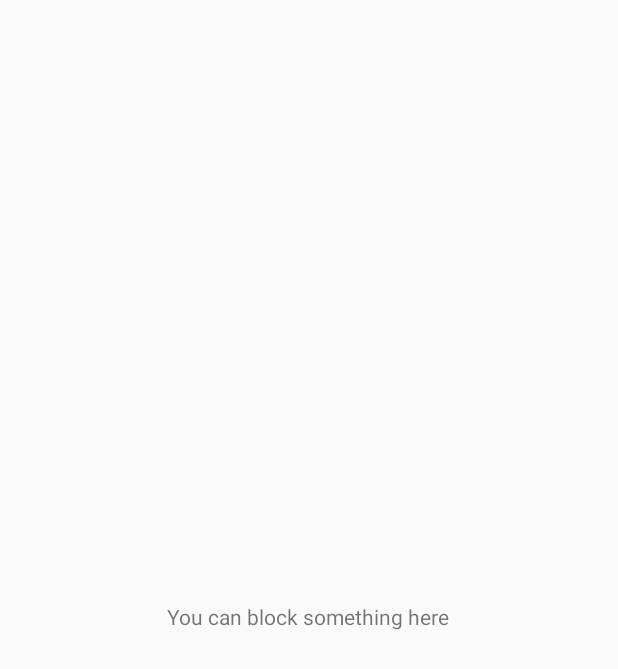
After one commit to NamDoTri/WastelessApp, an Android app: the layout block_fragment.xml on its own in the app's theme, with its tools: preview values and no code run, on a phone screen of 412 x 824 dp. The commit adds this screen. Shown: the top 669 px of the screen. Run offline under Robolectric (Android 15) with nearby library versions, the phone set to English and light mode, and no system bars.

Commit message:
Added all fragments for settings

```diff
--- /dev/null
+++ b/app/src/main/res/layout/block_fragment.xml
@@ -0,0 +1,21 @@
+<?xml version="1.0" encoding="utf-8"?>
+<androidx.constraintlayout.widget.ConstraintLayout
+    xmlns:android="http://schemas.android.com/apk/res/android"
+    xmlns:app="http://schemas.android.com/apk/res-auto"
+    xmlns:tools="http://schemas.android.com/tools"
+    android:layout_width="match_parent"
+    android:layout_height="match_parent">
+
+    <TextView
+        android:gravity="center"
+        android:id="@+id/textView"
+        android:layout_width="190dp"
+        android:layout_height="22dp"
+        android:text="You can block something here"
+        app:layout_constraintBottom_toBottomOf="parent"
+        app:layout_constraintEnd_toEndOf="parent"
+        app:layout_constraintHorizontal_bias="0.497"
+        app:layout_constraintStart_toStartOf="parent"
+        app:layout_constraintTop_toTopOf="parent"
+        app:layout_constraintVertical_bias="0.499" />
+</androidx.constraintlayout.widget.ConstraintLayout>
```
Also changed, not shown: app/src/main/java/com/wasteless/ui/settings/SettingsFragment.java (+37 -0 lines), app/src/main/java/com/wasteless/ui/settings/block/BlockFragment.java (added, +24 -0 lines), app/src/main/java/com/wasteless/ui/settings/help/HelpFragment.java (added, +19 -0 lines), app/src/main/java/com/wasteless/ui/settings/privacy/PrivacyFragment.java (added, +22 -0 lines), app/src/main/res/layout/help_fragment.xml (added, +21 -0 lines), app/src/main/res/layout/privacy_fragment.xml (added, +21 -0 lines).
